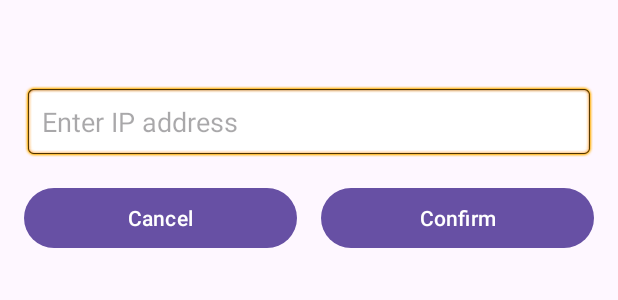
After one commit to Holicklis/ChineseCheckerRobot, an Android app: the layout dialog_ip_config.xml on its own in the app's theme, with its tools: preview values and no code run, on a phone screen of 412 x 824 dp. The commit adds this screen. Shown: the top 300 px of the screen. Run offline under Robolectric (Android 15) with nearby library versions, the phone set to English and light mode, and no system bars.

Commit message:
app add modify ip function

```diff
--- /dev/null
+++ b/app/src/main/res/layout/dialog_ip_config.xml
@@ -0,0 +1,47 @@
+<?xml version="1.0" encoding="utf-8"?>
+<LinearLayout xmlns:android="http://schemas.android.com/apk/res/android"
+    android:layout_width="match_parent"
+    android:layout_height="wrap_content"
+    android:orientation="vertical"
+    android:padding="16dp">
+
+    <TextView
+        android:id="@+id/dialogTitle"
+        android:layout_width="match_parent"
+        android:layout_height="wrap_content"
+        android:textSize="18sp"
+        android:textStyle="bold"
+        android:layout_marginBottom="16dp"/>
+
+    <EditText
+        android:id="@+id/ipInput"
+        android:layout_width="match_parent"
+        android:layout_height="wrap_content"
+        android:hint="Enter IP address"
+        android:inputType="text"
+        android:padding="12dp"
+        android:background="@android:drawable/editbox_background"/>
+
+    <LinearLayout
+        android:layout_width="match_parent"
+        android:layout_height="wrap_content"
+        android:orientation="horizontal"
+        android:layout_marginTop="16dp">
+
+        <Button
+            android:id="@+id/cancelButton"
+            android:layout_width="0dp"
+            android:layout_height="wrap_content"
+            android:layout_weight="1"
+            android:layout_marginEnd="8dp"
+            android:text="Cancel" />
+
+        <Button
+            android:id="@+id/confirmButton"
+            android:layout_width="0dp"
+            android:layout_height="wrap_content"
+            android:layout_weight="1"
+            android:layout_marginStart="8dp"
+            android:text="Confirm" />
+    </LinearLayout>
+</LinearLayout>
```
Also changed, not shown: app/src/main/java/hku/cs/fyp24057/chinesecheckerrobot/BoardDetectionClient.java (+19 -5 lines), app/src/main/java/hku/cs/fyp24057/chinesecheckerrobot/CameraFragment.java (+21 -2 lines), app/src/main/java/hku/cs/fyp24057/chinesecheckerrobot/IpConfigDialog.java (added, +75 -0 lines), app/src/main/java/hku/cs/fyp24057/chinesecheckerrobot/RobotControlFragment.java (+25 -7 lines), app/src/main/res/layout/fragment_camera.xml (+8 -0 lines), app/src/main/res/layout/fragment_robot_control.xml (+17 -7 lines), 1 other file.
